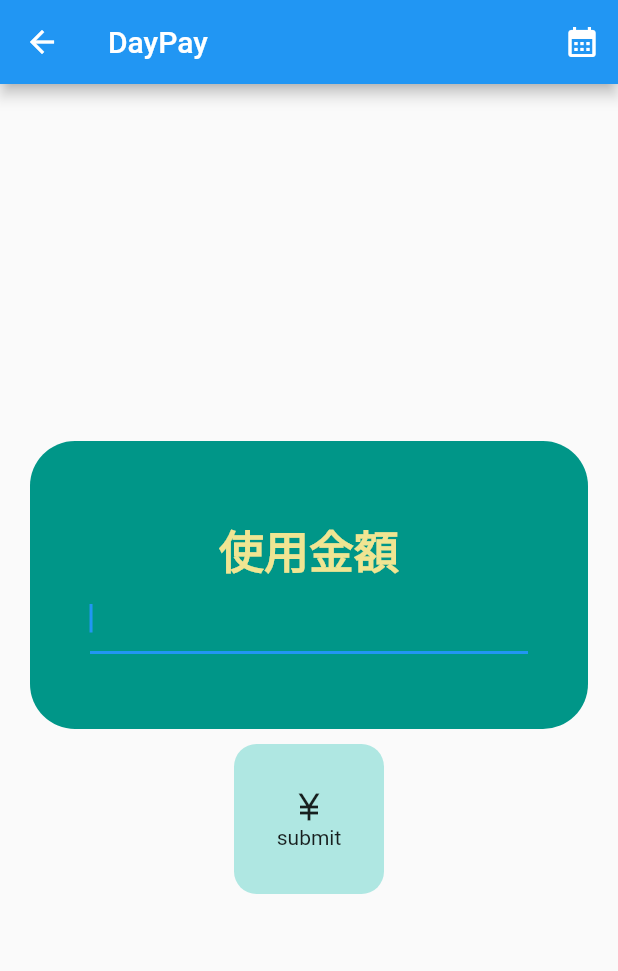
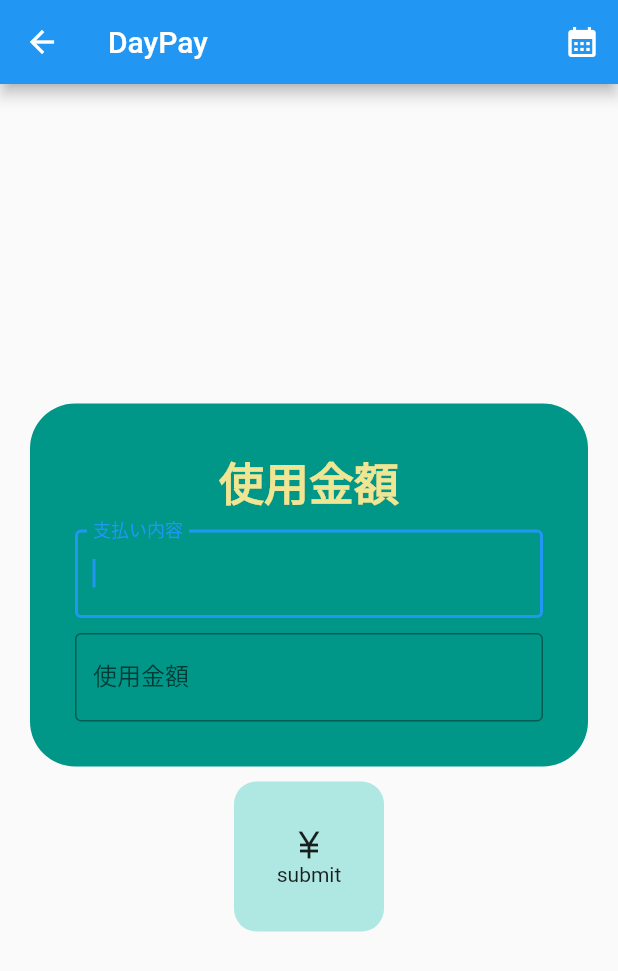
Before and after one commit to flutter-dev-kes/daypay, a Flutter app: the InputPay screen opened directly, on a phone screen of 412 x 824 dp. Shown: the top 971 px of the screen. Run offline on Flutter 3.47's test engine with Material 2 defaults, Android fonts, the phone set to English and light mode, and no system bars; our stand-ins replace cloud_firestore, firebase_auth, firebase_core, firebase_storage, flutter_hooks, flutter_svg and 4 more; accounts and stored records are empty.

Commit message:
[UPD]入力項目をログへ出力する

```diff
--- a/lib/input_pay.dart
+++ b/lib/input_pay.dart
@@ -34,7 +34,7 @@ class InputPay extends HookConsumerWidget {
       Navigator.of(context).push(
         MaterialPageRoute(
           builder: (context) {
-            return Test();
+            return CheckMonthlyUsing();
           },
         ),
       );
@@ -58,71 +58,16 @@ class InputPay extends HookConsumerWidget {
         child: Column(
           mainAxisAlignment: MainAxisAlignment.center,
           children: <Widget>[
-            // const Text(
-            //   '使用金額',
-            //   style: TextStyle(fontWeight: FontWeight.bold, fontSize: 30),
-            // ),
-            // const SizedBox(
-            //   height: 20,
-            // ),
-            // TextField(
-            //   controller: _payContentController,
-            //   keyboardType: TextInputType.text,
-            //   autofocus: true,
-            //   decoration: const InputDecoration(
-            //     border: OutlineInputBorder(),
-            //     labelText: '支払い内容',
-            //   ),
-            // ),
-            // const SizedBox(
-            //   height: 20,
-            // ),
-            // TextField(
-            //   controller: _payAmountController,
-            //   // controller:
-            //   //     TextEditingController(text: ref.watch(_stateProvider)),
-            //   keyboardType: TextInputType.number,
-            //   autofocus: false,
-            //   decoration: const InputDecoration(
-            //     border: OutlineInputBorder(),
-            //     labelText: '使用金額',
-            //   ),
-            // ),
-            // const SizedBox(
-            //   height: 20,
-            // ),
-            // ElevatedButton(
-            //   child: const Text('登録'),
-            //   style: ElevatedButton.styleFrom(
-            //     primary: Colors.orange,
-            //     onPrimary: Colors.white,
-            //     elevation: 16,
-            //   ),
-            //   onPressed: () => setValue(),
-            // ),
-            // // 以下でRiverpodに格納されている情報を出力する。
-            // const SizedBox(
-            //   height: 20,
-            // ),
-            // Container(
-            //   child: Text('${ref.watch(_payContentProvider)}'),
-            // ),
-            // const SizedBox(
-            //   height: 20,
-            // ),
-            // Container(
-            //   child: Text('${ref.watch(_payAmountProvider)}'),
-            // ),
             Container(
               margin: EdgeInsets.fromLTRB(20, 10, 20, 10),
-                padding: EdgeInsets.fromLTRB(40, 50, 40, 50),
+              padding: EdgeInsets.fromLTRB(30, 30, 30, 30),
               decoration: BoxDecoration(
                 borderRadius: BorderRadius.circular(30),
                 color: Colors.teal,
               ),
               child: Column(
                 children: [
-                    Text(
+                  const Text(
                     '使用金額',
                     style: TextStyle(
                       fontWeight: FontWeight.bold,
@@ -130,24 +75,37 @@ class InputPay extends HookConsumerWidget {
                       color: Color.fromARGB(255, 240, 229, 146),
                     ),
                   ),
+                  const SizedBox(
+                    height: 10,
+                  ),
                   TextField(
-                      controller: valueController,
+                    controller: _payContentController,
+                    keyboardType: TextInputType.text,
+                    autofocus: true,
+                    decoration: const InputDecoration(
+                      border: OutlineInputBorder(),
+                      labelText: '支払い内容',
+                    ),
+                  ),
+                  const SizedBox(
+                    height: 10,
+                  ),
+                  TextField(
+                    controller: _payAmountController,
                     keyboardType: TextInputType.number,
+                    decoration: const InputDecoration(
+                      border: OutlineInputBorder(),
+                      labelText: '使用金額',
+                    ),
                     inputFormatters: <TextInputFormatter>[
-                        FilteringTextInputFormatter.digitsOnly // ③ 数字入力のみ許可する
+                      FilteringTextInputFormatter.digitsOnly
                     ],
-                      autofocus: true,
-                    )
+                  ),
                 ],
-                )),
+              ),
+            ),
             InkWell(
-                onTap: () {
-                  Navigator.push(
-                      context,
-                      MaterialPageRoute(
-                          builder: (context) =>
-                              CheckDailyUsing(valueController.text)));
-                },
+              onTap: () => setValue(),
               child: Container(
                 width: 100,
                 height: 100,
@@ -158,7 +116,8 @@ class InputPay extends HookConsumerWidget {
                 child: Column(
                     mainAxisAlignment: MainAxisAlignment.center,
                     children: [Icon(Icons.currency_yen), Text('submit')]),
-                )),
+              ),
+            ),
           ],
         ),
       ),
```
Lines whose indentation alone changed are shown as unchanged.
